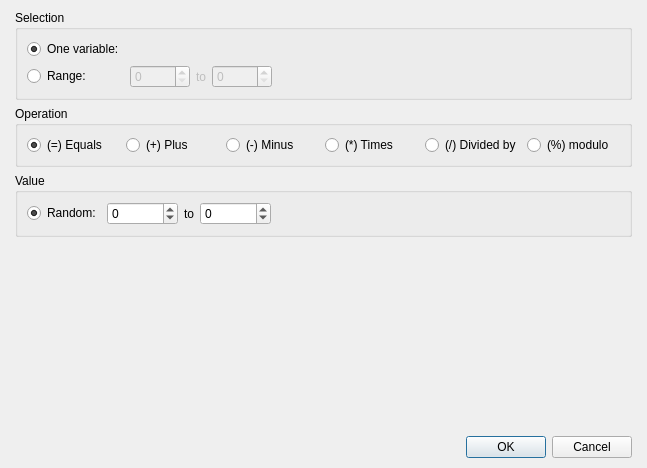
Qt form Dialogs/Commands/dialogcommandchangevariables.ui (RPG-Paper-Maker/RPG-Paper-Maker) before a commit.
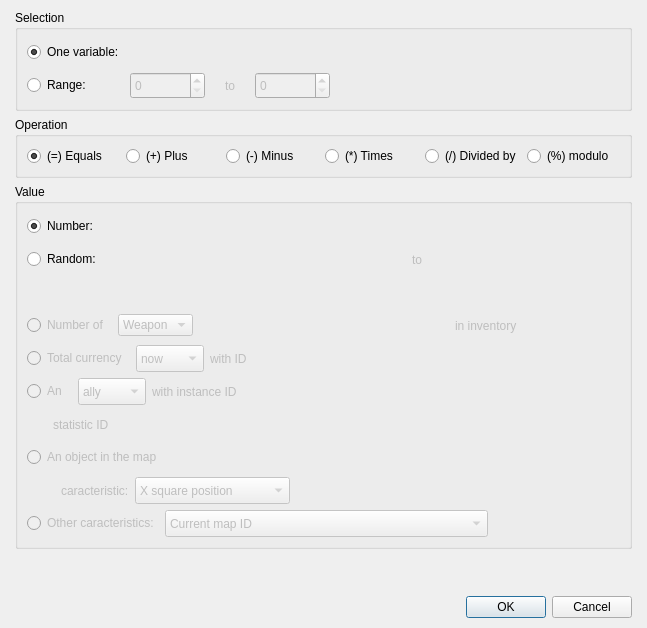
The same form after that commit. Custom widgets are drawn as their Qt base class.

Commit message: EventComand change variables addings

Diff of the .ui file:
```diff
--- a/Dialogs/Commands/dialogcommandchangevariables.ui
+++ b/Dialogs/Commands/dialogcommandchangevariables.ui
@@ -7,7 +7,7 @@
     <x>0</x>
     <y>0</y>
     <width>647</width>
-    <height>468</height>
+    <height>628</height>
    </rect>
   </property>
   <property name="windowTitle">
@@ -35,7 +35,26 @@
        </property>
        <layout class="QGridLayout" name="gridLayout_3">
         <item row="0" column="0">
-         <layout class="QGridLayout" name="gridLayout_2" columnminimumwidth="0,0,0,0,1">
+         <layout class="QGridLayout" name="gridLayout_2">
+          <item row="0" column="1" colspan="3">
+           <widget class="WidgetVariable" name="widgetVariableOne" native="true">
+            <property name="enabled">
+             <bool>true</bool>
+            </property>
+            <property name="minimumSize">
+             <size>
+              <width>200</width>
+              <height>27</height>
+             </size>
+            </property>
+            <property name="maximumSize">
+             <size>
+              <width>200</width>
+              <height>27</height>
+             </size>
+            </property>
+           </widget>
+          </item>
           <item row="0" column="4" rowspan="2">
            <spacer name="horizontalSpacer">
             <property name="orientation">
@@ -49,32 +68,6 @@
             </property>
            </spacer>
           </item>
-          <item row="1" column="0">
-           <widget class="QRadioButton" name="radioButtonRange">
-            <property name="text">
-             <string>Range:</string>
-            </property>
-           </widget>
-          </item>
-          <item row="1" column="1">
-           <widget class="QSpinBox" name="spinBoxRange1">
-            <property name="enabled">
-             <bool>false</bool>
-            </property>
-            <property name="minimumSize">
-             <size>
-              <width>60</width>
-              <height>0</height>
-             </size>
-            </property>
-            <property name="maximumSize">
-             <size>
-              <width>60</width>
-              <height>16777215</height>
-             </size>
-            </property>
-           </widget>
-          </item>
           <item row="0" column="0">
            <widget class="QRadioButton" name="radioButtonOneVariable">
             <property name="text">
@@ -95,6 +88,13 @@
             </property>
            </widget>
           </item>
+          <item row="1" column="0">
+           <widget class="QRadioButton" name="radioButtonRange">
+            <property name="text">
+             <string>Range:</string>
+            </property>
+           </widget>
+          </item>
           <item row="1" column="3">
            <widget class="QSpinBox" name="spinBoxRange2">
             <property name="enabled">
@@ -102,27 +102,33 @@
             </property>
             <property name="minimumSize">
              <size>
-              <width>60</width>
-              <height>0</height>
+              <width>75</width>
+              <height>27</height>
              </size>
             </property>
             <property name="maximumSize">
              <size>
               <width>60</width>
-              <height>16777215</height>
+              <height>27</height>
              </size>
             </property>
            </widget>
           </item>
-          <item row="0" column="1" colspan="3">
-           <widget class="WidgetVariable" name="widgetVariableOne" native="true">
+          <item row="1" column="1">
+           <widget class="QSpinBox" name="spinBoxRange1">
             <property name="enabled">
-             <bool>true</bool>
+             <bool>false</bool>
+            </property>
+            <property name="minimumSize">
+             <size>
+              <width>75</width>
+              <height>27</height>
+             </size>
             </property>
             <property name="maximumSize">
              <size>
-              <width>175</width>
-              <height>16777215</height>
+              <width>60</width>
+              <height>27</height>
              </size>
             </property>
            </widget>
@@ -192,73 +198,722 @@
      </item>
      <item>
       <widget class="QGroupBox" name="groupBox_3">
+       <property name="minimumSize">
+        <size>
+         <width>0</width>
+         <height>0</height>
+        </size>
+       </property>
        <property name="title">
         <string>Value</string>
        </property>
-       <layout class="QGridLayout" name="gridLayout_6">
+       <layout class="QGridLayout" name="gridLayout_8">
         <item row="0" column="0">
-         <layout class="QGridLayout" name="gridLayout_5">
-          <item row="0" column="0">
-           <widget class="QRadioButton" name="radioButtonRandom">
-            <property name="text">
-             <string>Random:</string>
-            </property>
-            <property name="checked">
-             <bool>true</bool>
-            </property>
-           </widget>
+         <layout class="QVBoxLayout" name="verticalLayout_2">
+          <item>
+           <layout class="QGridLayout" name="gridLayout_5">
+            <item row="0" column="0">
+             <widget class="QRadioButton" name="radioButtonNumber">
+              <property name="text">
+               <string>Number:</string>
+              </property>
+              <property name="checked">
+               <bool>true</bool>
+              </property>
+             </widget>
+            </item>
+            <item row="0" column="1">
+             <widget class="PanelPrimitiveValue" name="panelPrimitiveValueNumber" native="true">
+              <property name="minimumSize">
+               <size>
+                <width>250</width>
+                <height>27</height>
+               </size>
+              </property>
+              <property name="maximumSize">
+               <size>
+                <width>250</width>
+                <height>27</height>
+               </size>
+              </property>
+             </widget>
+            </item>
+            <item row="0" column="2" colspan="2">
+             <spacer name="horizontalSpacer_3">
+              <property name="orientation">
+               <enum>Qt::Horizontal</enum>
+              </property>
+              <property name="sizeHint" stdset="0">
+               <size>
+                <width>208</width>
+                <height>20</height>
+               </size>
+              </property>
+             </spacer>
+            </item>
+            <item row="1" column="0">
+             <widget class="QRadioButton" name="radioButtonRandom">
+              <property name="text">
+               <string>Random:</string>
+              </property>
+              <property name="checked">
+               <bool>false</bool>
+              </property>
+             </widget>
+            </item>
+            <item row="1" column="1">
+             <widget class="PanelPrimitiveValue" name="panelPrimitiveValueRandom1" native="true">
+              <property name="enabled">
+               <bool>false</bool>
+              </property>
+              <property name="minimumSize">
+               <size>
+                <width>250</width>
+                <height>27</height>
+               </size>
+              </property>
+              <property name="maximumSize">
+               <size>
+                <width>250</width>
+                <height>27</height>
+               </size>
+              </property>
+             </widget>
+            </item>
+            <item row="1" column="2">
+             <widget class="QLabel" name="labelRandom">
+              <property name="enabled">
+               <bool>false</bool>
+              </property>
+              <property name="text">
+               <string>to</string>
+              </property>
+             </widget>
+            </item>
+            <item row="1" column="3">
+             <spacer name="horizontalSpacer_4">
+              <property name="orientation">
+               <enum>Qt::Horizontal</enum>
+              </property>
+              <property name="sizeHint" stdset="0">
+               <size>
+                <width>178</width>
+                <height>20</height>
+               </size>
+              </property>
+             </spacer>
+            </item>
+            <item row="2" column="0">
+             <spacer name="horizontalSpacer_5">
+              <property name="orientation">
+               <enum>Qt::Horizontal</enum>
+              </property>
+              <property name="sizeHint" stdset="0">
+               <size>
+                <width>78</width>
+                <height>20</height>
+               </size>
+              </property>
+             </spacer>
+            </item>
+            <item row="2" column="1">
+             <widget class="PanelPrimitiveValue" name="panelPrimitiveValueRandom2" native="true">
+              <property name="enabled">
+               <bool>false</bool>
+              </property>
+              <property name="minimumSize">
+               <size>
+                <width>250</width>
+                <height>27</height>
+               </size>
+              </property>
+              <property name="maximumSize">
+               <size>
+                <width>250</width>
+                <height>27</height>
+               </size>
+              </property>
+             </widget>
+            </item>
+            <item row="2" column="2" colspan="2">
+             <spacer name="horizontalSpacer_2">
+              <property name="orientation">
+               <enum>Qt::Horizontal</enum>
+              </property>
+              <property name="sizeHint" stdset="0">
+               <size>
+                <width>208</width>
+                <height>20</height>
+               </size>
+              </property>
+             </spacer>
+            </item>
+           </layout>
           </item>
-          <item row="0" column="1">
-           <widget class="QSpinBox" name="spinBoxRandom1">
-            <property name="minimumSize">
-             <size>
-              <width>60</width>
-              <height>0</height>
-             </size>
-            </property>
-            <property name="minimum">
-             <number>-999999999</number>
-            </property>
-            <property name="maximum">
-             <number>999999999</number>
-            </property>
-           </widget>
+          <item>
+           <layout class="QHBoxLayout" name="horizontalLayout_2">
+            <item>
+             <widget class="QRadioButton" name="radioButtonNumberItem">
+              <property name="enabled">
+               <bool>false</bool>
+              </property>
+              <property name="text">
+               <string>Number of </string>
+              </property>
+              <property name="checked">
+               <bool>false</bool>
+              </property>
+             </widget>
+            </item>
+            <item>
+             <widget class="QComboBox" name="comboBox_5">
+              <property name="enabled">
+               <bool>false</bool>
+              </property>
+              <item>
+               <property name="text">
+                <string>Weapon</string>
+               </property>
+              </item>
+              <item>
+               <property name="text">
+                <string>Armor</string>
+               </property>
+              </item>
+              <item>
+               <property name="text">
+                <string>Item</string>
+               </property>
+              </item>
+             </widget>
+            </item>
+            <item>
+             <widget class="PanelPrimitiveValue" name="panelPrimitiveValueNumberItem" native="true">
+              <property name="enabled">
+               <bool>false</bool>
+              </property>
+              <property name="minimumSize">
+               <size>
+                <width>250</width>
+                <height>27</height>
+               </size>
+              </property>
+              <property name="maximumSize">
+               <size>
+                <width>250</width>
+                <height>27</height>
+               </size>
+              </property>
+             </widget>
+            </item>
+            <item>
+             <widget class="QLabel" name="label">
+              <property name="enabled">
+               <bool>false</bool>
+              </property>
+              <property name="text">
+               <string>in inventory</string>
+              </property>
+             </widget>
+            </item>
+            <item>
+             <spacer name="horizontalSpacer_6">
+              <property name="orientation">
+               <enum>Qt::Horizontal</enum>
+              </property>
+              <property name="sizeHint" stdset="0">
+               <size>
+                <width>18</width>
+                <height>20</height>
+               </size>
+              </property>
+             </spacer>
+            </item>
+           </layout>
           </item>
-          <item row="0" column="2">
-           <widget class="QLabel" name="labelRandom">
-            <property name="text">
-             <string>to</string>
-            </property>
-           </widget>
+          <item>
+           <layout class="QHBoxLayout" name="horizontalLayout_3">
+            <item>
+             <widget class="QRadioButton" name="radioButtonNumberItem_2">
+              <property name="enabled">
+               <bool>false</bool>
+              </property>
+              <property name="text">
+               <string>Total currency </string>
+              </property>
+              <property name="checked">
+               <bool>false</bool>
+              </property>
+             </widget>
+            </item>
+            <item>
+             <widget class="QComboBox" name="comboBox_4">
+              <property name="enabled">
+               <bool>false</bool>
+              </property>
+              <property name="minimumSize">
+               <size>
+                <width>0</width>
+                <height>27</height>
+               </size>
+              </property>
+              <property name="maximumSize">
+               <size>
+                <width>16777215</width>
+                <height>27</height>
+               </size>
+              </property>
+              <item>
+               <property name="text">
+                <string>now</string>
+               </property>
+              </item>
+              <item>
+               <property name="text">
+                <string>earned</string>
+               </property>
+              </item>
+              <item>
+               <property name="text">
+                <string>used</string>
+               </property>
+              </item>
+             </widget>
+            </item>
+            <item>
+             <widget class="QLabel" name="label_5">
+              <property name="enabled">
+               <bool>false</bool>
+              </property>
+              <property name="text">
+               <string>with ID</string>
+              </property>
+             </widget>
+            </item>
+            <item>
+             <widget class="PanelPrimitiveValue" name="panelPrimitiveValueTotalCurrency" native="true">
+              <property name="enabled">
+               <bool>false</bool>
+              </property>
+              <property name="minimumSize">
+               <size>
+                <width>250</width>
+                <height>27</height>
+               </size>
+              </property>
+              <property name="maximumSize">
+               <size>
+                <width>250</width>
+                <height>27</height>
+               </size>
+              </property>
+             </widget>
+            </item>
+            <item>
+             <spacer name="horizontalSpacer_12">
+              <property name="orientation">
+               <enum>Qt::Horizontal</enum>
+              </property>
+              <property name="sizeHint" stdset="0">
+               <size>
+                <width>38</width>
+                <height>20</height>
+               </size>
+              </property>
+             </spacer>
+            </item>
+           </layout>
           </item>
-          <item row="0" column="3">
-           <widget class="QSpinBox" name="spinBoxRandom2">
-            <property name="minimumSize">
-             <size>
-              <width>60</width>
-              <height>0</height>
-             </size>
-            </property>
-            <property name="minimum">
-             <number>-999999999</number>
-            </property>
-            <property name="maximum">
-             <number>999999999</number>
-            </property>
-           </widget>
+          <item>
+           <layout class="QGridLayout" name="gridLayout_6">
+            <item row="0" column="0" colspan="2">
+             <widget class="QRadioButton" name="radioButtonNumberStat">
+              <property name="enabled">
+               <bool>false</bool>
+              </property>
+              <property name="text">
+               <string>An </string>
+              </property>
+              <property name="checked">
+               <bool>false</bool>
+              </property>
+             </widget>
+            </item>
+            <item row="0" column="2" colspan="2">
+             <widget class="QComboBox" name="comboBox">
+              <property name="enabled">
+               <bool>false</bool>
+              </property>
+              <property name="minimumSize">
+               <size>
+                <width>0</width>
+                <height>27</height>
+               </size>
+              </property>
+              <property name="maximumSize">
+               <size>
+                <width>16777215</width>
+                <height>27</height>
+               </size>
+              </property>
+              <item>
+               <property name="text">
+                <string>ally</string>
+               </property>
+              </item>
+              <item>
+               <property name="text">
+                <string>enemy</string>
+               </property>
+              </item>
+             </widget>
+            </item>
+            <item row="0" column="4">
+             <widget class="QLabel" name="label_3">
+              <property name="enabled">
+               <bool>false</bool>
+              </property>
+              <property name="text">
+               <string>with instance ID</string>
+              </property>
+             </widget>
+            </item>
+            <item row="0" column="5" colspan="2">
+             <widget class="PanelPrimitiveValue" name="panelPrimitiveValueInstanceID" native="true">
+              <property name="enabled">
+               <bool>false</bool>
+              </property>
+              <property name="minimumSize">
+               <size>
+                <width>250</width>
+                <height>27</height>
+               </size>
+              </property>
+              <property name="maximumSize">
+               <size>
+                <width>250</width>
+                <height>27</height>
+               </size>
+              </property>
+             </widget>
+            </item>
+            <item row="0" column="7">
+             <spacer name="horizontalSpacer_7">
+              <property name="orientation">
+               <enum>Qt::Horizontal</enum>
+              </property>
+              <property name="sizeHint" stdset="0">
+               <size>
+                <width>38</width>
+                <height>20</height>
+               </size>
+              </property>
+             </spacer>
+            </item>
+            <item row="1" column="0">
+             <spacer name="verticalSpacer_2">
+              <property name="orientation">
+               <enum>Qt::Vertical</enum>
+              </property>
+              <property name="sizeHint" stdset="0">
+               <size>
+                <width>20</width>
+                <height>27</height>
+               </size>
+              </property>
+             </spacer>
+            </item>
+            <item row="1" column="1" colspan="2">
+             <widget class="QLabel" name="label_2">
+              <property name="enabled">
+               <bool>false</bool>
+              </property>
+              <property name="text">
+               <string>statistic ID</string>
+              </property>
+             </widget>
+            </item>
+            <item row="1" column="3" colspan="3">
+             <widget class="PanelPrimitiveValue" name="panelPrimitiveValueStatisticID" native="true">
+              <property name="enabled">
+               <bool>false</bool>
+              </property>
+              <property name="minimumSize">
+               <size>
+                <width>250</width>
+                <height>27</height>
+               </size>
+              </property>
+              <property name="maximumSize">
+               <size>
+                <width>250</width>
+                <height>27</height>
+               </size>
+              </property>
+             </widget>
+            </item>
+            <item row="1" column="6" colspan="2">
+             <spacer name="horizontalSpacer_8">
+              <property name="orientation">
+               <enum>Qt::Horizontal</enum>
+              </property>
+              <property name="sizeHint" stdset="0">
+               <size>
+                <width>208</width>
+                <height>20</height>
+               </size>
+              </property>
+             </spacer>
+            </item>
+           </layout>
           </item>
-          <item row="0" column="4">
-           <spacer name="horizontalSpacer_2">
-            <property name="orientation">
-             <enum>Qt::Horizontal</enum>
-            </property>
-            <property name="sizeHint" stdset="0">
-             <size>
-              <width>40</width>
-              <height>20</height>
-             </size>
-            </property>
-           </spacer>
+          <item>
+           <layout class="QGridLayout" name="gridLayout_7">
+            <item row="0" column="0" colspan="3">
+             <widget class="QRadioButton" name="radioButtonNumberStat_2">
+              <property name="enabled">
+               <bool>false</bool>
+              </property>
+              <property name="text">
+               <string>An object in the map</string>
+              </property>
+              <property name="checked">
+               <bool>false</bool>
+              </property>
+             </widget>
+            </item>
+            <item row="0" column="3" colspan="2">
+             <widget class="PanelPrimitiveValue" name="panelPrimitiveValueObjectsMap" native="true">
+              <property name="enabled">
+               <bool>false</bool>
+              </property>
+              <property name="minimumSize">
+               <size>
+                <width>250</width>
+                <height>27</height>
+               </size>
+              </property>
+              <property name="maximumSize">
+               <size>
+                <width>250</width>
+                <height>27</height>
+               </size>
+              </property>
+             </widget>
+            </item>
+            <item row="0" column="5">
+             <spacer name="horizontalSpacer_9">
+              <property name="orientation">
+               <enum>Qt::Horizontal</enum>
+              </property>
+              <property name="sizeHint" stdset="0">
+               <size>
+                <width>108</width>
+                <height>20</height>
+               </size>
+              </property>
+             </spacer>
+            </item>
+            <item row="1" column="0">
+             <spacer name="verticalSpacer_3">
+              <property name="orientation">
+               <enum>Qt::Vertical</enum>
+              </property>
+              <property name="sizeHint" stdset="0">
+               <size>
+                <width>20</width>
+                <height>27</height>
+               </size>
+              </property>
+             </spacer>
+            </item>
+            <item row="1" column="1">
+             <widget class="QLabel" name="label_4">
+              <property name="enabled">
+               <bool>false</bool>
+              </property>
+              <property name="text">
+               <string>caracteristic:</string>
+              </property>
+             </widget>
+            </item>
+            <item row="1" column="2" colspan="2">
+             <widget class="QComboBox" name="comboBox_2">
+              <property name="enabled">
+               <bool>false</bool>
+              </property>
+              <property name="minimumSize">
+               <size>
+                <width>0</width>
+                <height>27</height>
+               </size>
+              </property>
+              <property name="maximumSize">
+               <size>
+                <width>16777215</width>
+                <height>27</height>
+               </size>
+              </property>
+              <item>
+               <property name="text">
+                <string>X square position</string>
+               </property>
+              </item>
+              <item>
+               <property name="text">
+                <string>Y square position</string>
+               </property>
+              </item>
+              <item>
+               <property name="text">
+                <string>Z square position</string>
+               </property>
+              </item>
+              <item>
+               <property name="text">
+                <string>X pixel position</string>
+               </property>
+              </item>
+              <item>
+               <property name="text">
+                <string>Y pixel position</string>
+               </property>
+              </item>
+              <item>
+               <property name="text">
+                <string>Z pixel position</string>
+               </property>
+              </item>
+              <item>
+               <property name="text">
+                <string>Orientation</string>
+               </property>
+              </item>
+              <item>
+               <property name="text">
+                <string>Ground level</string>
+               </property>
+              </item>
+             </widget>
+            </item>
+            <item row="1" column="4" colspan="2">
+             <spacer name="horizontalSpacer_10">
+              <property name="orientation">
+               <enum>Qt::Horizontal</enum>
+              </property>
+              <property name="sizeHint" stdset="0">
+               <size>
+                <width>278</width>
+                <height>20</height>
+               </size>
+              </property>
+             </spacer>
+            </item>
+           </layout>
+          </item>
+          <item>
+           <layout class="QHBoxLayout" name="horizontalLayout_4" stretch="0,0,1">
+            <item>
+             <widget class="QRadioButton" name="radioButtonNumberStat_3">
+              <property name="enabled">
+               <bool>false</bool>
+              </property>
+              <property name="text">
+               <string>Other caracteristics:</string>
+              </property>
+              <property name="checked">
+               <bool>false</bool>
+              </property>
+             </widget>
+            </item>
+            <item>
+             <widget class="QComboBox" name="comboBox_3">
+              <property name="enabled">
+               <bool>false</bool>
+              </property>
+              <property name="minimumSize">
+               <size>
+                <width>0</width>
+                <height>27</height>
+               </size>
+              </property>
+              <property name="maximumSize">
+               <size>
+                <width>16777215</width>
+                <height>27</height>
+               </size>
+              </property>
+              <item>
+               <property name="text">
+                <string>Current map ID</string>
+               </property>
+              </item>
+              <item>
+               <property name="text">
+                <string>Number in team</string>
+               </property>
+              </item>
+              <item>
+               <property name="text">
+                <string>Total number of steps</string>
+               </property>
+              </item>
+              <item>
+               <property name="text">
+                <string>Total number of seconds</string>
+               </property>
+              </item>
+              <item>
+               <property name="text">
+                <string>Total number saves done</string>
+               </property>
+              </item>
+              <item>
+               <property name="text">
+                <string>Total number of battles</string>
+               </property>
+              </item>
+              <item>
+               <property name="text">
+                <string>Camera X position</string>
+               </property>
+              </item>
+              <item>
+               <property name="text">
+                <string>Camera Y position</string>
+               </property>
+              </item>
+              <item>
+               <property name="text">
+                <string>Camera Z position</string>
+               </property>
+              </item>
+              <item>
+               <property name="text">
+                <string>Total seconds played of the current music </string>
+               </property>
+              </item>
+              <item>
+               <property name="text">
+                <string>Total seconds played of the current background music </string>
+               </property>
+              </item>
+             </widget>
+            </item>
+            <item>
+             <spacer name="horizontalSpacer_11">
+              <property name="orientation">
+               <enum>Qt::Horizontal</enum>
+              </property>
+              <property name="sizeHint" stdset="0">
+               <size>
+                <width>48</width>
+                <height>20</height>
+               </size>
+              </property>
+             </spacer>
+            </item>
+           </layout>
           </item>
          </layout>
         </item>
@@ -293,6 +948,12 @@
   </layout>
  </widget>
  <customwidgets>
+  <customwidget>
+   <class>PanelPrimitiveValue</class>
+   <extends>QWidget</extends>
+   <header>panelprimitivevalue.h</header>
+   <container>1</container>
+  </customwidget>
   <customwidget>
    <class>WidgetVariable</class>
    <extends>QWidget</extends>
```
The commit also changes 6 other files.
